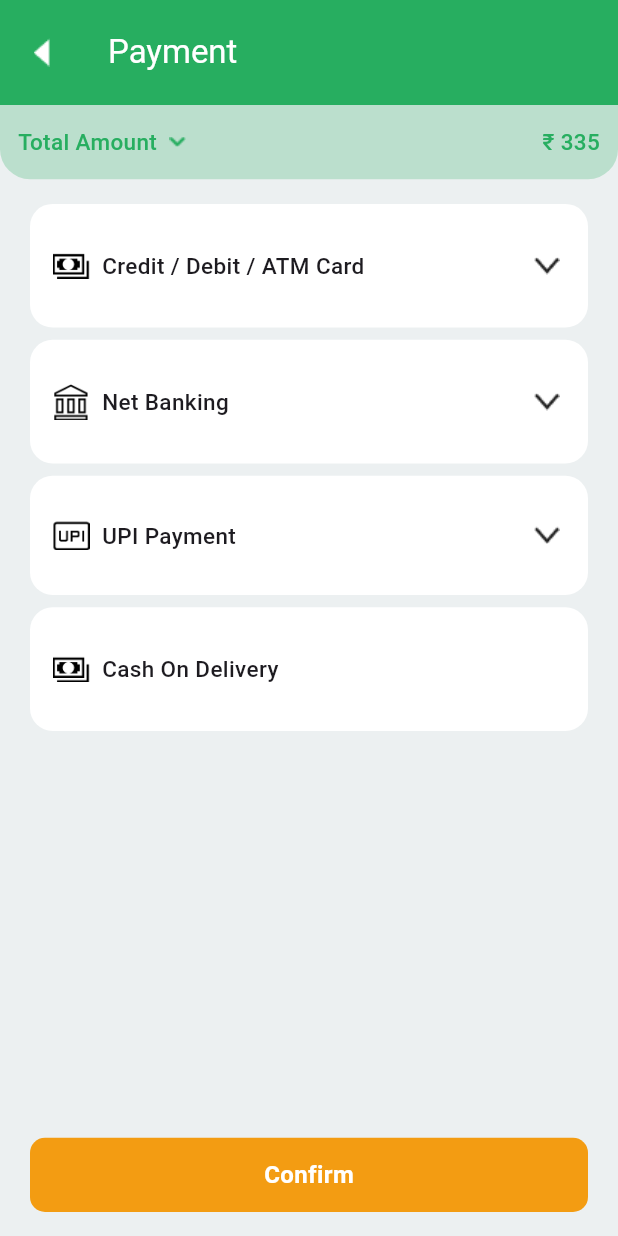
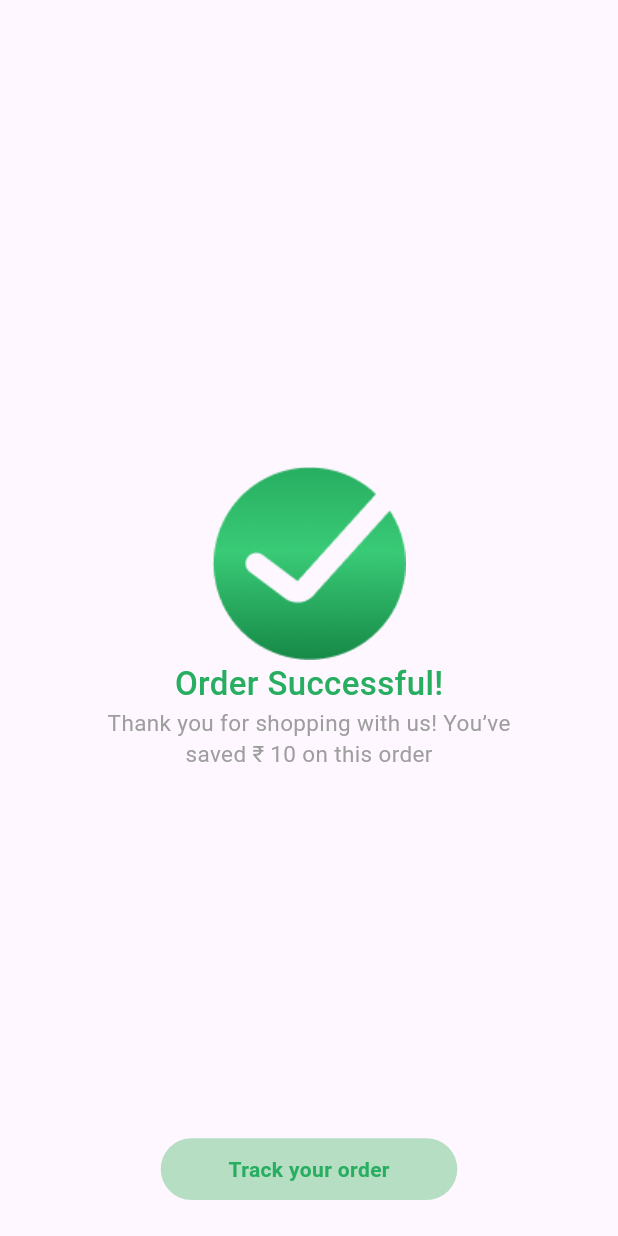
Before and after one commit to pokaktechnologies/supermarket-cust-fe, a Flutter app: the PaymentPage screen opened directly, after a tap on "Confirm", on a phone screen of 412 x 824 dp. Run offline on Flutter 3.47's test engine with Material 3 defaults, Android fonts, the phone set to English and light mode, and no system bars; our stand-ins replace carousel_slider.

Commit message:
success order page completed

```diff
--- a/lib/core/themes/app_assets.dart
+++ b/lib/core/themes/app_assets.dart
@@ -62,6 +62,9 @@ class AppAssets {
   static const String cartImg = 'assets/images/cart_img.png';
   static const String vehicleImg = 'assets/images/vehicle_img.png';
 
+  static const String orderSuccessImg = 'assets/images/order_success_img.png';
+  static const String orderFailImg = 'assets/images/order_fail_img.png';
+
   // cart
   static const String cartVehicle = 'assets/cart/cart_vehicle.png';
   static const String cartDownArrow = 'assets/cart/down_arrow.png';
--- a/lib/core/themes/app_colors.dart
+++ b/lib/core/themes/app_colors.dart
@@ -21,6 +21,7 @@ class AppColors {
   static const Color mintGreenTransparent = Color(0x1727AE60);
   static const orange = Colors.orange;
   static const Color cloudGrey = Color(0xFFECF0F1);
+  static const customDarkRed = Color.fromARGB(255, 251, 232, 199);
 
   // homepage color
   static const Color mixedLightGreen = Color.fromARGB(255, 182, 222, 195);
@@ -33,5 +34,4 @@ class AppColors {
   static const lightBrown = Color(0xFFFDF2DF);
   static const lightGreenContainer = Color(0xFFEAFFF3);
   static const lightOrange = Color(0xFFE74C3C);
-
 }
--- /dev/null
+++ b/lib/views/order/order_status.dart
@@ -0,0 +1,92 @@
+import 'package:flutter/material.dart';
+import 'package:supermarket_customer_fe/core/themes/app_assets.dart';
+import 'package:supermarket_customer_fe/core/themes/app_colors.dart';
+import 'package:supermarket_customer_fe/core/utils/navigations.dart';
+
+class OrderStatus extends StatelessWidget {
+  final bool isOrderSuccess;
+  const OrderStatus({super.key, required this.isOrderSuccess});
+
+  @override
+  Widget build(BuildContext context) {
+    var size = MediaQuery.of(context).size;
+    var height = size.height;
+    var width = size.width;
+    return Scaffold(
+      body: Column(
+        mainAxisAlignment: MainAxisAlignment.center,
+        children: [
+          Center(
+            child: Image.asset(
+              isOrderSuccess
+                  ? AppAssets.orderSuccessImg
+                  : AppAssets.orderFailImg,
+            ),
+          ),
+          Text(
+            isOrderSuccess ? "Order Successful!" : "Order Failed",
+            style: TextStyle(
+              color: isOrderSuccess ? AppColors.appbarColor : AppColors.red,
+              fontSize: 22,
+              fontWeight: FontWeight.w500,
+            ),
+          ),
+
+          Text(
+            isOrderSuccess
+                ? "Thank you for shopping with us! You’ve"
+                : "We’re sorry, but your order could not be",
+            style: TextStyle(
+              color: AppColors.grey,
+              fontSize: 15,
+              fontWeight: FontWeight.w400,
+            ),
+          ),
+          Text(
+            isOrderSuccess ? "saved ₹ 10 on this order" : "processed",
+            style: TextStyle(
+              color: AppColors.grey,
+              fontSize: 15,
+              fontWeight: FontWeight.w400,
+            ),
+          ),
+        ],
+      ),
+
+      floatingActionButton: Padding(
+        padding: const EdgeInsets.all(8.0),
+        child: responseButton(height, width, context, isOrderSuccess),
+      ),
+      floatingActionButtonLocation: FloatingActionButtonLocation.centerFloat,
+    );
+  }
+}
+
+Widget responseButton(height, width, BuildContext context, isOrderSuccess) {
+  return InkWell(
+    onTap: () {
+      popNavigation(context);
+    },
+    child: Container(
+      height: height * 0.05,
+      width: width * 0.48,
+      decoration: BoxDecoration(
+        color:
+            isOrderSuccess
+                ? AppColors.mixedLightGreen
+                : AppColors.customDarkRed,
+        borderRadius: BorderRadius.circular(25),
+      ),
+      child: Center(
+        child: Text(
+          "Track your order",
+          style: TextStyle(
+            color:
+                isOrderSuccess ? AppColors.appbarColor : AppColors.amberYellow,
+            fontWeight: FontWeight.bold,
+          ),
+        ),
+      ),
+    ),
+  );
+}
--- a/lib/views/payment/payment_page.dart
+++ b/lib/views/payment/payment_page.dart
@@ -4,6 +4,7 @@ import 'package:supermarket_customer_fe/core/themes/app_assets.dart';
 import 'package:supermarket_customer_fe/core/themes/app_colors.dart';
 import 'package:supermarket_customer_fe/core/utils/navigations.dart';
 import 'package:supermarket_customer_fe/providers/payment_provider.dart';
+import 'package:supermarket_customer_fe/views/order/order_status.dart';
 import 'package:supermarket_customer_fe/views/payment/add_upi_payment.dart';
 
 class PaymentPage extends StatelessWidget {
@@ -246,7 +247,7 @@ class PaymentPage extends StatelessWidget {
         padding: const EdgeInsets.symmetric(horizontal: 20),
         child: InkWell(
           onTap: () {
-            print("jhaidifd");
+            pushNavigation(context, OrderStatus(isOrderSuccess: true));
           },
           child: Container(
             height: height * 0.06,
```
Also changed, not shown: assets/images/order_fail_img.png (added), assets/images/order_success_img.png (added).
